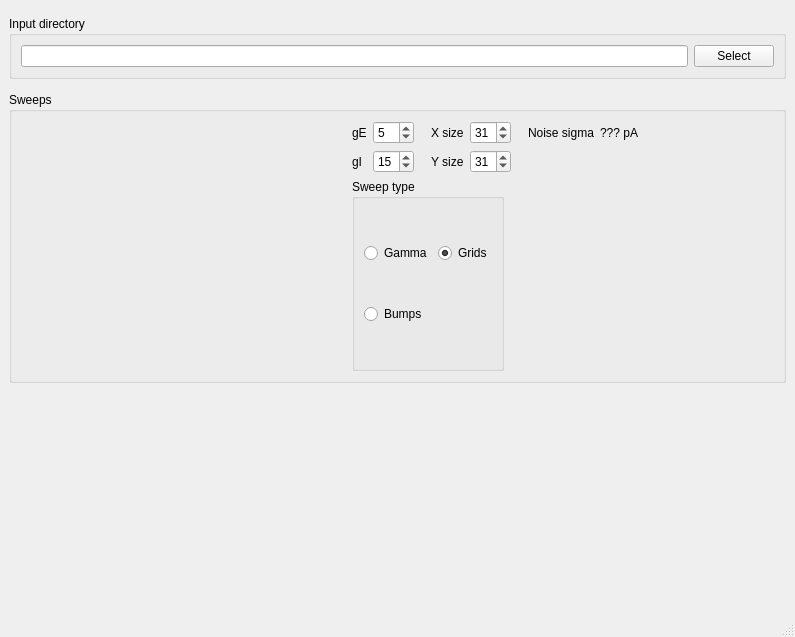
First picture: the form in grid_cell_model/simulations/007_noise/interactive_visualisation/gridsmainwindow.ui, repository MattNolanLab/ei-attractor, before the edit.
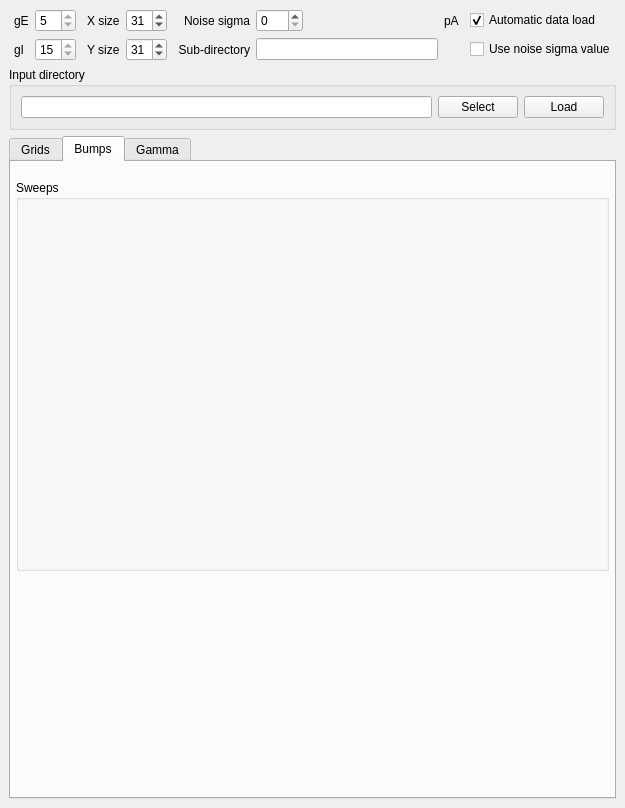
Second picture: the form after the edit. Custom widgets are drawn as their Qt base class.

Commit message:
update GUI to plot bumps (E sigma) and grids
- Common base path
- 2 Tabs for selection of Bumps/Grids
- Interactive change of noise_sigma
- User can pick an arbitrary location to select displayed examples

Patch:
```diff
--- a/grid_cell_model/simulations/007_noise/interactive_visualisation/gridsmainwindow.ui
+++ b/grid_cell_model/simulations/007_noise/interactive_visualisation/gridsmainwindow.ui
@@ -6,122 +6,34 @@
    <rect>
     <x>0</x>
     <y>0</y>
-    <width>795</width>
-    <height>637</height>
+    <width>625</width>
+    <height>808</height>
    </rect>
   </property>
   <property name="windowTitle">
    <string>MainWindow</string>
   </property>
-  <widget class="QWidget" name="MainWindow_2">
+  <property name="unifiedTitleAndToolBarOnMac">
+   <bool>true</bool>
+  </property>
+  <widget class="QWidget" name="centralWidget">
    <layout class="QVBoxLayout" name="verticalLayout">
     <item>
-     <widget class="QGroupBox" name="groupBox_2">
-      <property name="sizePolicy">
-       <sizepolicy hsizetype="Preferred" vsizetype="Fixed">
-        <horstretch>0</horstretch>
-        <verstretch>0</verstretch>
-       </sizepolicy>
-      </property>
-      <property name="title">
-       <string>Input directory</string>
-      </property>
-      <layout class="QHBoxLayout" name="horizontalLayout_2">
-       <item>
-        <widget class="QLineEdit" name="loadLineEdit">
-         <property name="readOnly">
-          <bool>true</bool>
-         </property>
-        </widget>
-       </item>
-       <item>
-        <widget class="QPushButton" name="loadButton">
-         <property name="text">
-          <string>Select</string>
-         </property>
-        </widget>
-       </item>
-      </layout>
-     </widget>
-    </item>
-    <item>
-     <widget class="QGroupBox" name="groupBox">
-      <property name="sizePolicy">
-       <sizepolicy hsizetype="Preferred" vsizetype="Fixed">
-        <horstretch>0</horstretch>
-        <verstretch>0</verstretch>
-       </sizepolicy>
-      </property>
-      <property name="title">
-       <string>Sweeps</string>
-      </property>
-      <layout class="QHBoxLayout" name="horizontalLayout_3">
-       <item>
-        <widget class="SweepWidget" name="sweepWidget" native="true">
-         <property name="sizePolicy">
-          <sizepolicy hsizetype="Preferred" vsizetype="Preferred">
-           <horstretch>0</horstretch>
-           <verstretch>0</verstretch>
-          </sizepolicy>
-         </property>
-         <property name="minimumSize">
-          <size>
-           <width>325</width>
-           <height>250</height>
-          </size>
-         </property>
-         <property name="maximumSize">
-          <size>
-           <width>325</width>
-           <height>250</height>
-          </size>
-         </property>
-         <zorder>groupBox_2</zorder>
-        </widget>
-       </item>
-       <item>
         <layout class="QGridLayout" name="gridLayout">
          <property name="sizeConstraint">
           <enum>QLayout::SetFixedSize</enum>
          </property>
-         <item row="0" column="2">
-          <spacer name="horizontalSpacer_2">
-           <property name="orientation">
-            <enum>Qt::Horizontal</enum>
-           </property>
-           <property name="sizeType">
-            <enum>QSizePolicy::Minimum</enum>
-           </property>
-           <property name="sizeHint" stdset="0">
-            <size>
-             <width>5</width>
-             <height>20</height>
-            </size>
-           </property>
-          </spacer>
-         </item>
-         <item row="0" column="4">
-          <widget class="QSpinBox" name="xSizeSpinBox">
-           <property name="value">
-            <number>31</number>
-           </property>
-          </widget>
-         </item>
-         <item row="1" column="4">
-          <widget class="QSpinBox" name="ySizeSpinBox">
-           <property name="value">
-            <number>31</number>
-           </property>
-          </widget>
-         </item>
-         <item row="0" column="6">
+      <item row="0" column="7">
           <widget class="QLabel" name="label_5">
            <property name="text">
             <string>Noise sigma</string>
            </property>
-          </widget>
-         </item>
-         <item row="0" column="0">
+        <property name="alignment">
+         <set>Qt::AlignRight|Qt::AlignTrailing|Qt::AlignVCenter</set>
+        </property>
+       </widget>
+      </item>
+      <item row="0" column="1">
           <widget class="QLabel" name="label">
            <property name="sizePolicy">
             <sizepolicy hsizetype="Fixed" vsizetype="Preferred">
@@ -134,7 +46,7 @@
            </property>
           </widget>
          </item>
-         <item row="1" column="0">
+      <item row="1" column="1">
           <widget class="QLabel" name="label_2">
            <property name="sizePolicy">
             <sizepolicy hsizetype="Fixed" vsizetype="Preferred">
@@ -147,86 +59,61 @@
            </property>
           </widget>
          </item>
-         <item row="0" column="8">
-          <spacer name="horizontalSpacer">
-           <property name="orientation">
-            <enum>Qt::Horizontal</enum>
-           </property>
-           <property name="sizeHint" stdset="0">
-            <size>
-             <width>40</width>
-             <height>20</height>
-            </size>
-           </property>
-          </spacer>
-         </item>
          <item row="0" column="3">
+       <spacer name="horizontalSpacer_2">
+        <property name="orientation">
+         <enum>Qt::Horizontal</enum>
+        </property>
+        <property name="sizeType">
+         <enum>QSizePolicy::Minimum</enum>
+        </property>
+        <property name="sizeHint" stdset="0">
+         <size>
+          <width>5</width>
+          <height>20</height>
+         </size>
+        </property>
+       </spacer>
+      </item>
+      <item row="1" column="5">
+       <widget class="QSpinBox" name="ySizeSpinBox">
+        <property name="value">
+         <number>31</number>
+        </property>
+       </widget>
+      </item>
+      <item row="1" column="2">
+       <widget class="QSpinBox" name="gISpinBox">
+        <property name="readOnly">
+         <bool>true</bool>
+        </property>
+        <property name="value">
+         <number>15</number>
+        </property>
+       </widget>
+      </item>
+      <item row="0" column="5">
+       <widget class="QSpinBox" name="xSizeSpinBox">
+        <property name="value">
+         <number>31</number>
+        </property>
+       </widget>
+      </item>
+      <item row="0" column="4">
           <widget class="QLabel" name="label_4">
            <property name="text">
             <string>X size</string>
            </property>
           </widget>
          </item>
-         <item row="2" column="0" colspan="9">
-          <widget class="QGroupBox" name="sweepTypeGroupBox">
-           <property name="sizePolicy">
-            <sizepolicy hsizetype="Fixed" vsizetype="Preferred">
-             <horstretch>0</horstretch>
-             <verstretch>0</verstretch>
-            </sizepolicy>
-           </property>
-           <property name="title">
-            <string>Sweep type</string>
-           </property>
-           <layout class="QGridLayout" name="gridLayout_2">
-            <item row="0" column="0">
-             <widget class="QRadioButton" name="gammaRadioButton">
-              <property name="text">
-               <string>Gamma</string>
-              </property>
-              <property name="checkable">
-               <bool>false</bool>
-              </property>
-             </widget>
-            </item>
-            <item row="0" column="1">
-             <widget class="QRadioButton" name="gridsRadioButton">
-              <property name="text">
-               <string>Grids</string>
-              </property>
-              <property name="checked">
-               <bool>true</bool>
-              </property>
-             </widget>
-            </item>
-            <item row="1" column="0">
-             <widget class="QRadioButton" name="bumpsRadioButton">
-              <property name="text">
-               <string>Bumps</string>
-              </property>
-              <property name="checkable">
-               <bool>false</bool>
-              </property>
-             </widget>
-            </item>
-           </layout>
-          </widget>
-         </item>
-         <item row="1" column="3">
+      <item row="1" column="4">
           <widget class="QLabel" name="label_3">
            <property name="text">
             <string>Y size</string>
            </property>
           </widget>
          </item>
-         <item row="0" column="7">
-          <widget class="QLabel" name="label_6">
-           <property name="text">
-            <string>??? pA</string>
-           </property>
-          </widget>
-         </item>
-         <item row="0" column="5">
+      <item row="0" column="6">
           <spacer name="horizontalSpacer_3">
            <property name="orientation">
             <enum>Qt::Horizontal</enum>
@@ -242,7 +129,7 @@
            </property>
           </spacer>
          </item>
-         <item row="0" column="1">
+      <item row="0" column="2">
           <widget class="QSpinBox" name="gESpinBox">
            <property name="sizePolicy">
             <sizepolicy hsizetype="Fixed" vsizetype="Fixed">
@@ -250,25 +137,220 @@
              <verstretch>0</verstretch>
             </sizepolicy>
            </property>
+        <property name="readOnly">
+         <bool>true</bool>
+        </property>
            <property name="value">
             <number>5</number>
            </property>
           </widget>
          </item>
-         <item row="1" column="1">
-          <widget class="QSpinBox" name="gISpinBox">
-           <property name="value">
-            <number>15</number>
-           </property>
-          </widget>
-         </item>
-        </layout>
-       </item>
+      <item row="0" column="0">
+       <spacer name="horizontalSpacer_5">
+        <property name="orientation">
+         <enum>Qt::Horizontal</enum>
+        </property>
+        <property name="sizeType">
+         <enum>QSizePolicy::Fixed</enum>
+        </property>
+        <property name="sizeHint" stdset="0">
+         <size>
+          <width>5</width>
+          <height>20</height>
+         </size>
+        </property>
+       </spacer>
+      </item>
+      <item row="0" column="8">
+       <widget class="QSpinBox" name="noise_sigmaSpinBox">
+        <property name="sizePolicy">
+         <sizepolicy hsizetype="Fixed" vsizetype="Fixed">
+          <horstretch>0</horstretch>
+          <verstretch>0</verstretch>
+         </sizepolicy>
+        </property>
+        <property name="maximum">
+         <number>300</number>
+        </property>
+        <property name="singleStep">
+         <number>150</number>
+        </property>
+       </widget>
+      </item>
+      <item row="0" column="9">
+       <widget class="QLabel" name="label_6">
+        <property name="text">
+         <string>pA</string>
+        </property>
+       </widget>
+      </item>
+      <item row="0" column="10">
+       <spacer name="horizontalSpacer_9">
+        <property name="orientation">
+         <enum>Qt::Horizontal</enum>
+        </property>
+        <property name="sizeType">
+         <enum>QSizePolicy::Fixed</enum>
+        </property>
+        <property name="sizeHint" stdset="0">
+         <size>
+          <width>5</width>
+          <height>20</height>
+         </size>
+        </property>
+       </spacer>
+      </item>
+      <item row="0" column="11">
+       <widget class="QCheckBox" name="autoLoadCheckBox">
+        <property name="text">
+         <string>Automatic data load</string>
+        </property>
+        <property name="checked">
+         <bool>true</bool>
+        </property>
+        <property name="tristate">
+         <bool>false</bool>
+        </property>
+       </widget>
+      </item>
+      <item row="1" column="7">
+       <widget class="QLabel" name="label_7">
+        <property name="text">
+         <string>Sub-directory</string>
+        </property>
+        <property name="alignment">
+         <set>Qt::AlignRight|Qt::AlignTrailing|Qt::AlignVCenter</set>
+        </property>
+       </widget>
+      </item>
+      <item row="1" column="8">
+       <widget class="QLineEdit" name="subDirLineEdit"/>
+      </item>
+      <item row="1" column="11">
+       <widget class="QCheckBox" name="useNoiseSigmaCheckBox">
+        <property name="text">
+         <string>Use noise sigma value</string>
+        </property>
+        <property name="checked">
+         <bool>false</bool>
+        </property>
+       </widget>
+      </item>
+     </layout>
+    </item>
+    <item>
+     <widget class="QGroupBox" name="groupBox_2">
+      <property name="sizePolicy">
+       <sizepolicy hsizetype="Preferred" vsizetype="Fixed">
+        <horstretch>0</horstretch>
+        <verstretch>0</verstretch>
+       </sizepolicy>
+      </property>
+      <property name="title">
+       <string>Input directory</string>
+      </property>
+      <layout class="QHBoxLayout" name="horizontalLayout_2">
+       <item>
+        <widget class="QLineEdit" name="loadLineEdit">
+         <property name="readOnly">
+          <bool>false</bool>
+         </property>
+        </widget>
+       </item>
+       <item>
+        <widget class="QPushButton" name="selectButton">
+         <property name="text">
+          <string>Select</string>
+         </property>
+        </widget>
+       </item>
+       <item>
+        <widget class="QPushButton" name="loadButton">
+         <property name="text">
+          <string>Load</string>
+         </property>
+        </widget>
+       </item>
       </layout>
      </widget>
     </item>
     <item>
-     <layout class="QHBoxLayout" name="horizontalLayout">
+     <widget class="QTabWidget" name="tabWidget">
+      <property name="currentIndex">
+       <number>1</number>
+      </property>
+      <property name="tabsClosable">
+       <bool>false</bool>
+      </property>
+      <widget class="QWidget" name="gridsTab">
+       <attribute name="title">
+        <string>Grids</string>
+       </attribute>
+       <layout class="QVBoxLayout" name="verticalLayout_2">
+        <property name="spacing">
+         <number>-1</number>
+        </property>
+        <property name="leftMargin">
+         <number>5</number>
+        </property>
+        <property name="rightMargin">
+         <number>5</number>
+        </property>
+        <property name="bottomMargin">
+         <number>0</number>
+        </property>
+        <item>
+         <widget class="QGroupBox" name="groupBox">
+          <property name="sizePolicy">
+           <sizepolicy hsizetype="Preferred" vsizetype="Fixed">
+            <horstretch>0</horstretch>
+            <verstretch>0</verstretch>
+           </sizepolicy>
+          </property>
+          <property name="title">
+           <string>Sweeps</string>
+          </property>
+          <layout class="QHBoxLayout" name="horizontalLayout_3">
+           <item>
+            <widget class="GridSweepWidget" name="gridSweepWidget" native="true">
+             <property name="sizePolicy">
+              <sizepolicy hsizetype="Preferred" vsizetype="Preferred">
+               <horstretch>0</horstretch>
+               <verstretch>0</verstretch>
+              </sizepolicy>
+             </property>
+             <property name="minimumSize">
+              <size>
+               <width>400</width>
+               <height>350</height>
+              </size>
+             </property>
+             <property name="maximumSize">
+              <size>
+               <width>400</width>
+               <height>350</height>
+              </size>
+             </property>
+            </widget>
+           </item>
+           <item>
+            <spacer name="horizontalSpacer_6">
+             <property name="orientation">
+              <enum>Qt::Horizontal</enum>
+             </property>
+             <property name="sizeHint" stdset="0">
+              <size>
+               <width>40</width>
+               <height>20</height>
+              </size>
+             </property>
+            </spacer>
+           </item>
+          </layout>
+         </widget>
+        </item>
+        <item>
+         <layout class="QHBoxLayout" name="gridExamplesLayout">
       <item>
        <widget class="GridFieldWidget" name="gridFieldWidget" native="true">
         <property name="sizePolicy">
@@ -330,25 +412,144 @@
     </item>
    </layout>
   </widget>
-  <widget class="QMenuBar" name="menubar">
-   <property name="geometry">
-    <rect>
-     <x>0</x>
-     <y>0</y>
-     <width>795</width>
-     <height>22</height>
-    </rect>
-   </property>
-  </widget>
-  <widget class="QStatusBar" name="statusbar"/>
+      <widget class="QWidget" name="bumpsTab">
+       <attribute name="title">
+        <string>Bumps</string>
+       </attribute>
+       <layout class="QVBoxLayout" name="verticalLayout_3">
+        <property name="leftMargin">
+         <number>5</number>
+        </property>
+        <property name="rightMargin">
+         <number>5</number>
+        </property>
+        <property name="bottomMargin">
+         <number>0</number>
+        </property>
+        <item>
+         <widget class="QGroupBox" name="groupBox_3">
+          <property name="sizePolicy">
+           <sizepolicy hsizetype="Preferred" vsizetype="Fixed">
+            <horstretch>0</horstretch>
+            <verstretch>0</verstretch>
+           </sizepolicy>
+          </property>
+          <property name="title">
+           <string>Sweeps</string>
+          </property>
+          <layout class="QHBoxLayout" name="horizontalLayout_4">
+           <item>
+            <widget class="BumpSweepWidget" name="bumpSweepWidget" native="true">
+             <property name="sizePolicy">
+              <sizepolicy hsizetype="Preferred" vsizetype="Preferred">
+               <horstretch>0</horstretch>
+               <verstretch>0</verstretch>
+              </sizepolicy>
+             </property>
+             <property name="minimumSize">
+              <size>
+               <width>400</width>
+               <height>350</height>
+              </size>
+             </property>
+             <property name="maximumSize">
+              <size>
+               <width>400</width>
+               <height>350</height>
+              </size>
+             </property>
+            </widget>
+           </item>
+           <item>
+            <spacer name="horizontalSpacer_7">
+             <property name="orientation">
+              <enum>Qt::Horizontal</enum>
+             </property>
+             <property name="sizeHint" stdset="0">
+              <size>
+               <width>40</width>
+               <height>20</height>
+              </size>
+             </property>
+            </spacer>
+           </item>
+          </layout>
+         </widget>
+        </item>
+        <item>
+         <layout class="QHBoxLayout" name="bumpExamplesLayout">
+          <item>
+           <widget class="EFRWidget" name="eFRExampleWidget" native="true">
+            <property name="sizePolicy">
+             <sizepolicy hsizetype="Fixed" vsizetype="Fixed">
+              <horstretch>0</horstretch>
+              <verstretch>0</verstretch>
+             </sizepolicy>
+            </property>
+            <property name="minimumSize">
+             <size>
+              <width>200</width>
+              <height>200</height>
+             </size>
+            </property>
+            <property name="maximumSize">
+             <size>
+              <width>200</width>
+              <height>200</height>
+             </size>
+            </property>
+           </widget>
+          </item>
+          <item>
+           <widget class="IFRWidget" name="iFRExampleWidget" native="true">
+            <property name="sizePolicy">
+             <sizepolicy hsizetype="Fixed" vsizetype="Fixed">
+              <horstretch>0</horstretch>
+              <verstretch>0</verstretch>
+             </sizepolicy>
+            </property>
+            <property name="minimumSize">
+             <size>
+              <width>200</width>
+              <height>200</height>
+             </size>
+            </property>
+            <property name="maximumSize">
+             <size>
+              <width>200</width>
+              <height>200</height>
+             </size>
+            </property>
+           </widget>
+          </item>
+          <item>
+           <spacer name="horizontalSpacer_8">
+            <property name="orientation">
+             <enum>Qt::Horizontal</enum>
+            </property>
+            <property name="sizeHint" stdset="0">
+             <size>
+              <width>40</width>
+              <height>20</height>
+             </size>
+            </property>
+           </spacer>
+          </item>
+         </layout>
+        </item>
+       </layout>
+      </widget>
+      <widget class="QWidget" name="gammaTab">
+       <attribute name="title">
+        <string>Gamma</string>
+       </attribute>
+      </widget>
+     </widget>
+    </item>
+   </layout>
+  </widget>
  </widget>
  <customwidgets>
-  <customwidget>
-   <class>SweepWidget</class>
-   <extends>QWidget</extends>
-   <header>mplwidget</header>
-   <container>1</container>
-  </customwidget>
   <customwidget>
    <class>GridFieldWidget</class>
    <extends>QWidget</extends>
@@ -361,6 +562,30 @@
    <header>mplwidget</header>
    <container>1</container>
   </customwidget>
+  <customwidget>
+   <class>GridSweepWidget</class>
+   <extends>QWidget</extends>
+   <header>mplwidget</header>
+   <container>1</container>
+  </customwidget>
+  <customwidget>
+   <class>EFRWidget</class>
+   <extends>QWidget</extends>
+   <header>mplwidget</header>
+   <container>1</container>
+  </customwidget>
+  <customwidget>
+   <class>IFRWidget</class>
+   <extends>QWidget</extends>
+   <header>mplwidget</header>
+   <container>1</container>
+  </customwidget>
+  <customwidget>
+   <class>BumpSweepWidget</class>
+   <extends>QWidget</extends>
+   <header>mplwidget</header>
+   <container>1</container>
+  </customwidget>
  </customwidgets>
  <resources/>
  <connections/>
```
Left out of the diff: 37 changed lines with no effect on the pictures. Lines whose indentation alone changed are shown as unchanged. The commit also changes 5 other files.
